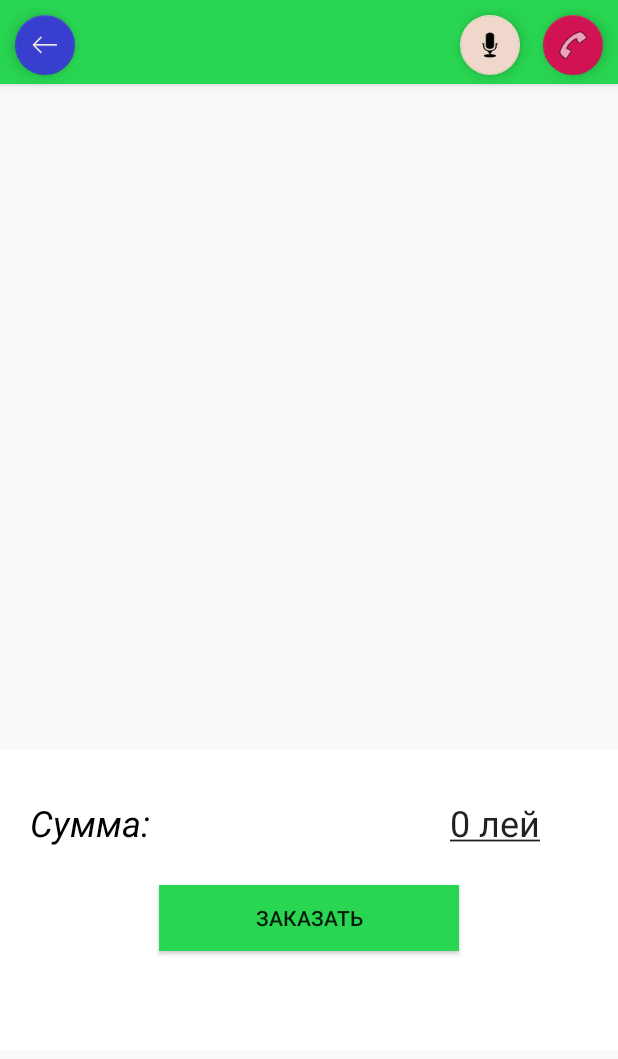
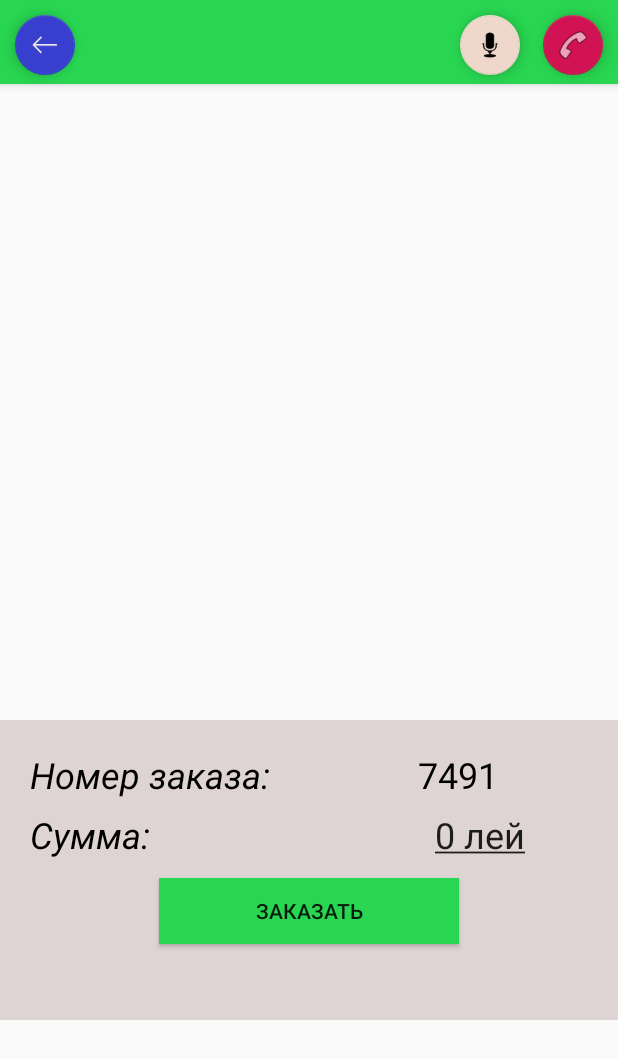
Before and after one commit to DeimontDev/justb, an Android app: the ShoppingCartActivity screen opened directly, with no data from a screen before it, after a tap on "ЗАКАЗАТЬ", on a phone screen of 412 x 824 dp. Shown: the top 1059 px of the screen. Run offline under Robolectric (Android 15) with nearby library versions, the phone set to English and light mode, and no system bars.

Commit message:
Added order number to all screns

```diff
--- a/deliveryfruits/src/main/java/com/deliveryapp/deliveryfruits/ShoppingCartActivity.java
+++ b/deliveryfruits/src/main/java/com/deliveryapp/deliveryfruits/ShoppingCartActivity.java
@@ -25,11 +25,16 @@ import java.io.OutputStreamWriter;
 import java.net.HttpURLConnection;
 import java.net.URL;
 import java.net.URLEncoder;
+import java.text.SimpleDateFormat;
+import java.util.Calendar;
+import java.util.Date;
 import java.util.Iterator;
+import java.util.Locale;
 
 public class ShoppingCartActivity extends AppCompatActivity {
 
     private static int TOTAL;
+    private static int ORDER_NUMBER;
     private static String TOTAL2;
     private static String PRODUCT_NAME;
     private static String QUANTITY;
@@ -39,6 +44,9 @@ public class ShoppingCartActivity extends AppCompatActivity {
     protected void onCreate(Bundle savedInstanceState) {
         super.onCreate(savedInstanceState);
         setContentView(R.layout.activity_shopping_cart);
+        ORDER_NUMBER = (int) (Math.random() * 10000);
+        TextView orderNumber = findViewById(R.id.order_number);
+        orderNumber.setText(String.valueOf(ORDER_NUMBER));
 
         FloatingActionButton back = findViewById(R.id.back);
         back.setOnClickListener(new View.OnClickListener() {
@@ -63,6 +71,28 @@ public class ShoppingCartActivity extends AppCompatActivity {
             @Override
             public void onClick(View view) {
                 Resources res = getResources();
+                try {
+                    PRODUCT_NAME = "Comanda №";
+                    QUANTITY = String.valueOf(ORDER_NUMBER);
+                    TOTAL2 = " ";
+                    new SendRequest().execute();
+                    Thread.sleep(1000);
+
+                    PRODUCT_NAME = "Data/Ora:";
+                    System.out.println(new Date(Calendar.getInstance().getTimeInMillis()));
+                    QUANTITY = new SimpleDateFormat("dd.MM.yyyy HH:mm", Locale.US).format(new Date(System.currentTimeMillis()));
+                    TOTAL2 = " ";
+                    new SendRequest().execute();
+                    Thread.sleep(1500);
+
+                    PRODUCT_NAME = "Produs";
+                    QUANTITY = "Cantitatea";
+                    TOTAL2 = "Total";
+                    new SendRequest().execute();
+                    Thread.sleep(2000);
+                } catch (InterruptedException e) {
+                    e.printStackTrace();
+                }
 
                 for (int i = 1; i <= 20; i++) {
                     ConstraintLayout lay = findViewById(res.getIdentifier(
--- a/deliveryfruits/src/main/res/layout-sw300dp-v16/activity_shopping_cart.xml
+++ b/deliveryfruits/src/main/res/layout-sw300dp-v16/activity_shopping_cart.xml
@@ -44,8 +44,8 @@
             app:backgroundTint="@color/colorPrimaryDark" android:tint="@color/colorPrimary22132" app:fabSize="mini"/>
     <android.support.constraint.ConstraintLayout
             android:layout_width="match_parent"
-            android:layout_height="200dp" android:layout_marginTop="380dp"
-            android:background="@android:color/background_light" android:overScrollMode="ifContentScrolls"
+            android:layout_height="200dp" android:layout_marginTop="350dp"
+            android:background="#ebe2e2" android:overScrollMode="ifContentScrolls"
             android:isScrollContainer="false" tools:overScrollMode="always">
         <TextView
                 android:text="@string/total"
@@ -53,19 +53,20 @@
                 android:layout_height="wrap_content"
                 android:id="@+id/total" app:layout_constraintStart_toStartOf="parent"
                 android:layout_marginLeft="20dp" android:layout_marginStart="20dp"
-                app:layout_constraintTop_toTopOf="parent" android:layout_marginTop="20dp"
+                app:layout_constraintTop_toTopOf="parent" android:layout_marginTop="50dp"
                 android:textAppearance="@style/TextAppearance.AppCompat.Notification.Title"
-                android:textSize="14sp" android:lineSpacingExtra="8sp" android:textStyle="italic"/>
+                android:textSize="18sp" android:lineSpacingExtra="8sp" android:textStyle="italic"/>
         <TextView
                 android:layout_width="163dp"
                 android:layout_height="wrap_content"
                 android:ems="10"
                 android:id="@+id/amount"
-                android:singleLine="false" android:text="@string/amount"
+                android:singleLine="false"
                 android:textAppearance="@style/TextAppearance.AppCompat" android:textSize="14sp"
                 app:layout_constraintEnd_toEndOf="parent"
                 style="@android:style/Widget.DeviceDefault.Light.TextView" android:textIsSelectable="true"
-                android:gravity="center" app:layout_constraintTop_toTopOf="@+id/total"/>
+                android:gravity="center" app:layout_constraintTop_toTopOf="@+id/total" android:layout_marginEnd="10dp"
+                android:layout_marginRight="10dp"/>
         <Button
                 android:text="@string/order"
                 android:layout_width="200dp"
@@ -76,11 +77,28 @@
                 android:layout_marginLeft="8dp" android:layout_marginStart="8dp"
                 app:layout_constraintEnd_toEndOf="parent" android:layout_marginEnd="8dp"
                 android:layout_marginRight="8dp"
-                app:layout_constraintTop_toTopOf="parent" android:layout_marginTop="60dp"/>
+                app:layout_constraintTop_toTopOf="parent" android:layout_marginTop="100dp"/>
+        <TextView
+                android:text="@string/order_text"
+                android:layout_width="wrap_content"
+                android:layout_height="wrap_content"
+                android:id="@+id/ord"
+                app:layout_constraintTop_toTopOf="parent" android:layout_marginTop="16dp"
+                app:layout_constraintStart_toStartOf="parent" android:layout_marginLeft="20dp"
+                android:layout_marginStart="20dp"
+                android:textAppearance="@style/TextAppearance.AppCompat.Notification.Title"
+                android:textSize="18sp" android:textStyle="italic"/>
+        <TextView
+                android:layout_width="wrap_content"
+                android:layout_height="wrap_content"
+                android:id="@+id/order_number" android:layout_marginEnd="80dp" android:layout_marginRight="80dp"
+                app:layout_constraintEnd_toEndOf="parent" app:layout_constraintTop_toTopOf="parent"
+                android:layout_marginTop="16dp"
+                android:textAppearance="@style/TextAppearance.AppCompat.Notification.Title"/>
     </android.support.constraint.ConstraintLayout>
     <ScrollView
             android:layout_width="match_parent"
-            android:layout_height="320dp" style="@android:style/Widget.DeviceDefault.Light.ScrollView"
+            android:layout_height="300dp" style="@android:style/Widget.DeviceDefault.Light.ScrollView"
             android:fillViewport="false" android:clipToPadding="false" android:layout_marginTop="57dp">
         <android.support.constraint.ConstraintLayout
                 android:layout_width="match_parent"
--- a/deliveryfruits/src/main/res/layout-sw350dp/activity_shopping_cart.xml
+++ b/deliveryfruits/src/main/res/layout-sw350dp/activity_shopping_cart.xml
@@ -44,8 +44,8 @@
             app:backgroundTint="@color/colorPrimaryDark" android:tint="@color/colorPrimary22132" app:fabSize="mini"/>
     <android.support.constraint.ConstraintLayout
             android:layout_width="match_parent"
-            android:layout_height="200dp" android:layout_marginTop="420dp"
-            android:background="@android:color/background_light" android:overScrollMode="ifContentScrolls"
+            android:layout_height="200dp" android:layout_marginTop="400dp"
+            android:background="@color/grey" android:overScrollMode="ifContentScrolls"
             android:isScrollContainer="false" tools:overScrollMode="always">
         <TextView
                 android:text="@string/total"
@@ -53,19 +53,20 @@
                 android:layout_height="wrap_content"
                 android:id="@+id/total" app:layout_constraintStart_toStartOf="parent"
                 android:layout_marginLeft="20dp" android:layout_marginStart="20dp"
-                app:layout_constraintTop_toTopOf="parent" android:layout_marginTop="32dp"
+                app:layout_constraintTop_toTopOf="parent" android:layout_marginTop="55dp"
                 android:textAppearance="@style/TextAppearance.AppCompat.Notification.Title"
-                android:textSize="24sp" android:lineSpacingExtra="8sp" android:textStyle="italic"/>
+                android:textSize="18sp" android:lineSpacingExtra="8sp" android:textStyle="italic"/>
         <TextView
                 android:layout_width="163dp"
                 android:layout_height="wrap_content"
                 android:ems="10"
                 android:id="@+id/amount"
-                android:singleLine="false" android:text="@string/amount"
-                android:textAppearance="@style/TextAppearance.AppCompat" android:textSize="24sp"
+                android:singleLine="false"
+                android:textAppearance="@style/TextAppearance.AppCompat" android:textSize="18sp"
                 app:layout_constraintEnd_toEndOf="parent"
                 style="@android:style/Widget.DeviceDefault.Light.TextView" android:textIsSelectable="true"
-                android:gravity="center" app:layout_constraintTop_toTopOf="@+id/total"/>
+                android:gravity="center" app:layout_constraintTop_toTopOf="@+id/total" android:layout_marginEnd="10dp"
+                android:layout_marginRight="10dp"/>
         <Button
                 android:text="@string/order"
                 android:layout_width="200dp"
@@ -76,7 +77,24 @@
                 android:layout_marginLeft="8dp" android:layout_marginStart="8dp"
                 app:layout_constraintEnd_toEndOf="parent" android:layout_marginEnd="8dp"
                 android:layout_marginRight="8dp"
-                app:layout_constraintTop_toTopOf="parent" android:layout_marginTop="85dp"/>
+                app:layout_constraintTop_toTopOf="parent" android:layout_marginTop="100dp"/>
+        <TextView
+                android:text="@string/order_text"
+                android:layout_width="wrap_content"
+                android:layout_height="wrap_content"
+                android:id="@+id/textView3"
+                android:textAppearance="@style/TextAppearance.AppCompat.Notification.Title" android:textStyle="italic"
+                android:textSize="18sp" app:layout_constraintTop_toTopOf="parent" android:layout_marginTop="16dp"
+                app:layout_constraintStart_toStartOf="parent" android:layout_marginLeft="20dp"
+                android:layout_marginStart="20dp"/>
+        <TextView
+                android:layout_width="wrap_content"
+                android:layout_height="wrap_content"
+                android:id="@+id/order_number"
+                android:textAppearance="@style/TextAppearance.AppCompat" android:textSize="18sp"
+                app:layout_constraintTop_toTopOf="parent" android:layout_marginTop="16dp"
+                android:layout_marginEnd="80dp"
+                android:layout_marginRight="80dp" app:layout_constraintEnd_toEndOf="parent"/>
     </android.support.constraint.ConstraintLayout>
     <ScrollView
             android:layout_width="match_parent"
@@ -84,7 +102,7 @@
             android:fillViewport="false" android:clipToPadding="false" android:layout_marginTop="57dp">
         <android.support.constraint.ConstraintLayout
                 android:layout_width="match_parent"
-                android:layout_height="match_parent"
+                android:layout_height="wrap_content"
                 android:focusable="true"
                 android:background="#f7f5f4">
 
--- a/deliveryfruits/src/main/res/layout-sw400dp/activity_shopping_cart.xml
+++ b/deliveryfruits/src/main/res/layout-sw400dp/activity_shopping_cart.xml
@@ -44,8 +44,8 @@
             app:backgroundTint="@color/colorPrimaryDark" android:tint="@color/colorPrimary22132" app:fabSize="mini"/>
     <android.support.constraint.ConstraintLayout
             android:layout_width="match_parent"
-            android:layout_height="200dp" android:layout_marginTop="500dp"
-            android:background="@android:color/background_light" android:overScrollMode="ifContentScrolls"
+            android:layout_height="200dp" android:layout_marginTop="480dp"
+            android:background="#ded4d4" android:overScrollMode="ifContentScrolls"
             android:isScrollContainer="false" tools:overScrollMode="always">
         <TextView
                 android:text="@string/total"
@@ -53,7 +53,7 @@
                 android:layout_height="wrap_content"
                 android:id="@+id/total" app:layout_constraintStart_toStartOf="parent"
                 android:layout_marginLeft="20dp" android:layout_marginStart="20dp"
-                app:layout_constraintTop_toTopOf="parent" android:layout_marginTop="32dp"
+                app:layout_constraintTop_toTopOf="parent" android:layout_marginTop="60dp"
                 android:textAppearance="@style/TextAppearance.AppCompat.Notification.Title"
                 android:textSize="24sp" android:lineSpacingExtra="8sp" android:textStyle="italic"/>
         <TextView
@@ -61,11 +61,12 @@
                 android:layout_height="wrap_content"
                 android:ems="10"
                 android:id="@+id/amount"
-                android:singleLine="false" android:text="@string/amount"
+                android:singleLine="false"
                 android:textAppearance="@style/TextAppearance.AppCompat" android:textSize="24sp"
                 app:layout_constraintEnd_toEndOf="parent"
                 style="@android:style/Widget.DeviceDefault.Light.TextView" android:textIsSelectable="true"
-                android:gravity="center" app:layout_constraintTop_toTopOf="@+id/total"/>
+                android:gravity="center" app:layout_constraintTop_toTopOf="@+id/total" android:layout_marginEnd="10dp"
+                android:layout_marginRight="10dp"/>
         <Button
                 android:text="@string/order"
                 android:layout_width="200dp"
@@ -76,11 +77,27 @@
                 android:layout_marginLeft="8dp" android:layout_marginStart="8dp"
                 app:layout_constraintEnd_toEndOf="parent" android:layout_marginEnd="8dp"
                 android:layout_marginRight="8dp"
-                app:layout_constraintTop_toTopOf="parent" android:layout_marginTop="90dp"/>
+                app:layout_constraintTop_toTopOf="parent" android:layout_marginTop="105dp"/>
+        <TextView
+                android:text="@string/order_text"
+                android:layout_width="wrap_content"
+                android:layout_height="wrap_content"
+                android:id="@+id/textView6" app:layout_constraintStart_toStartOf="parent"
+                android:layout_marginLeft="20dp" android:layout_marginStart="20dp"
+                app:layout_constraintTop_toTopOf="parent" android:layout_marginTop="20dp"
+                android:textAppearance="@style/TextAppearance.AppCompat.Notification.Title" android:textSize="24sp"
+                android:textStyle="italic"/>
+        <TextView
+                android:layout_width="wrap_content"
+                android:layout_height="wrap_content"
+                android:id="@+id/order_number" android:layout_marginEnd="80dp" android:layout_marginRight="80dp"
+                app:layout_constraintEnd_toEndOf="parent" app:layout_constraintTop_toTopOf="parent"
+                android:layout_marginTop="20dp"
+                android:textAppearance="@style/TextAppearance.AppCompat.Notification.Title" android:textSize="24sp"/>
     </android.support.constraint.ConstraintLayout>
     <ScrollView
             android:layout_width="match_parent"
-            android:layout_height="450dp" style="@android:style/Widget.DeviceDefault.Light.ScrollView"
+            android:layout_height="420dp" style="@android:style/Widget.DeviceDefault.Light.ScrollView"
             android:fillViewport="false" android:clipToPadding="false" android:layout_marginTop="57dp">
         <android.support.constraint.ConstraintLayout
                 android:layout_width="match_parent"
--- a/deliveryfruits/src/main/res/values/colors.xml
+++ b/deliveryfruits/src/main/res/values/colors.xml
@@ -18,4 +18,5 @@
     <color name="colorPrimary22132">#eeeceb</color>
     <color name="custom">#f7d0dbe3</color>
     <color name="red_alb">#d4c4c4</color>
+    <color name="grey">#e2d8d8</color>
 </resources>
--- a/deliveryfruits/src/main/res/values/strings.xml
+++ b/deliveryfruits/src/main/res/values/strings.xml
@@ -57,4 +57,5 @@
     <string name="order">Заказать</string>
 
     <string name="amount"><u>0</u></string>
+    <string name="order_text">Номер заказа:</string>
 </resources>
```
